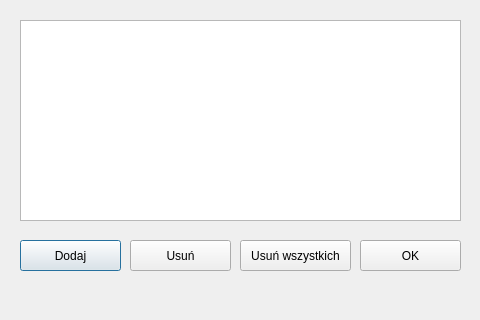
Qt form userlistwindow.ui (DarkRaven255/Fiszki) before a commit.
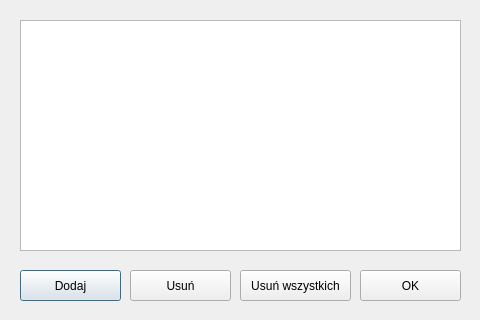
The same form after that commit.

The edit to the form file:
```diff
--- a/userlistwindow.ui
+++ b/userlistwindow.ui
@@ -29,7 +29,7 @@
    <property name="geometry">
     <rect>
      <x>20</x>
-     <y>240</y>
+     <y>270</y>
      <width>101</width>
      <height>31</height>
     </rect>
@@ -42,7 +42,7 @@
    <property name="geometry">
     <rect>
      <x>360</x>
-     <y>240</y>
+     <y>270</y>
      <width>101</width>
      <height>31</height>
     </rect>
@@ -55,7 +55,7 @@
    <property name="geometry">
     <rect>
      <x>130</x>
-     <y>240</y>
+     <y>270</y>
      <width>101</width>
      <height>31</height>
     </rect>
@@ -68,7 +68,7 @@
    <property name="geometry">
     <rect>
      <x>240</x>
-     <y>240</y>
+     <y>270</y>
      <width>111</width>
      <height>31</height>
     </rect>
@@ -83,7 +83,7 @@
      <x>20</x>
      <y>20</y>
      <width>441</width>
-     <height>201</height>
+     <height>231</height>
     </rect>
    </property>
   </widget>
```
